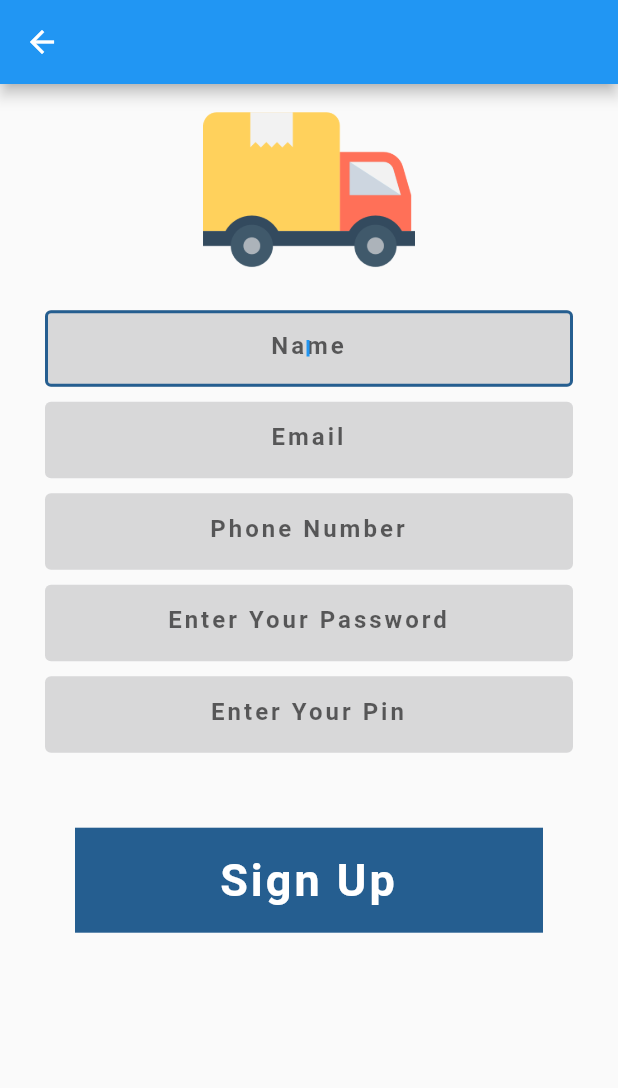
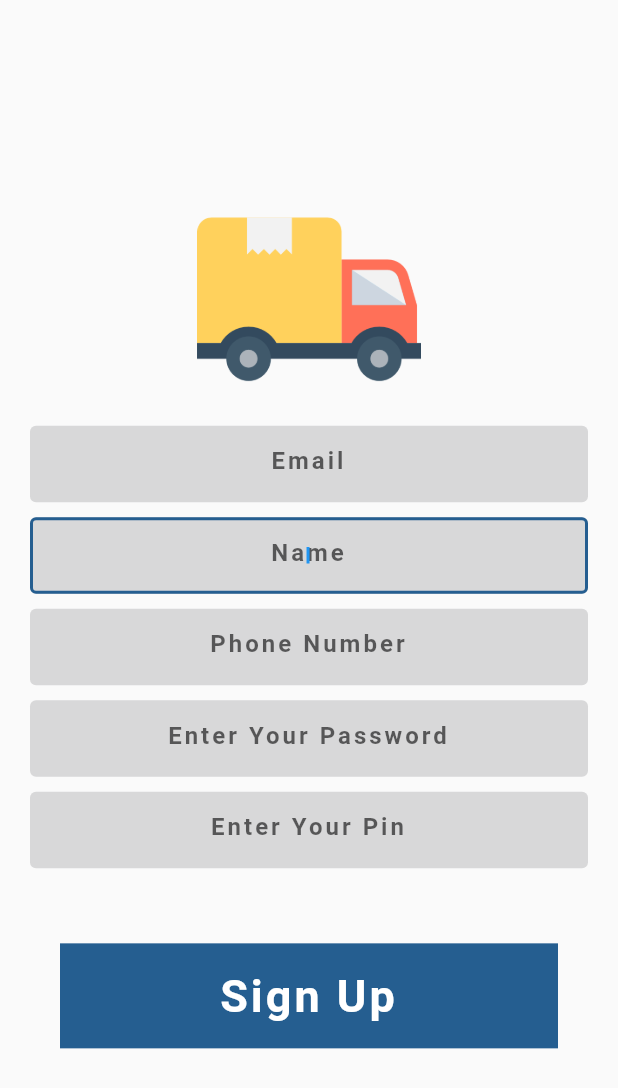
Before and after one commit to tiwariammit/Removals_flutter_apps, a Flutter app: the SignUpWidget screen opened directly, on a phone screen of 412 x 824 dp. Shown: the top 1088 px of the screen. Run offline on Flutter 3.47's test engine with Material 2 defaults, Android fonts, the phone set to English and light mode, and no system bars.

Commit message:
signUpwidget vertically centering issue fixed!!!

```diff
--- a/lib/LoginWithPinWidget.dart
+++ b/lib/LoginWithPinWidget.dart
@@ -20,9 +20,8 @@ class LoginWithPinWidgetState extends State<LoginWithPinWidget> {
   @override
   Widget build(BuildContext context) {
     return Scaffold(
-        // resizeToAvoidBottomInset: false,
         backgroundColor: removalBackgroundColor,
-        appBar: AppBar(),
+        // appBar: AppBar(),
         body: Column(
           crossAxisAlignment: CrossAxisAlignment.center,
           children: [
--- a/lib/SignUpWidget.dart
+++ b/lib/SignUpWidget.dart
@@ -33,24 +33,22 @@ class SignUpWidgetState extends State<SignUpWidget> {
   Widget build(BuildContext context) {
     return Scaffold(
       // resizeToAvoidBottomInset: false,
-      // backgroundColor: Colors.grey[900],
-      appBar: AppBar(
-
-      ),
-      body:
-      Padding(
-        padding: const EdgeInsets.fromLTRB(30, 0, 30, 0),
+      // appBar: AppBar(
+      //
+      // ),
+      body: Padding(
+        padding: const EdgeInsets.fromLTRB(20, 0, 20, 0),
+        child: Center(
           child: SingleChildScrollView(
             child: Column(
-            // mainAxisAlignment: AxisDirection.,
               crossAxisAlignment: CrossAxisAlignment.stretch,
               children: [
                 AspectRatio(aspectRatio: 2.5/1,
                 child: Image.asset("assets/image/deliveryTruck.png"),
                     ),
 
+                RemovalTextField(emailTEC, false, textfieldFillColor, buttonColor, email),
                 RemovalTextField(nameTEC, true, textfieldFillColor, buttonColor, name),
-              RemovalTextField(emailTEC, false, textfieldFillColor, buttonColor, email),
                 RemovalTextField(phoneTEC, false, textfieldFillColor, buttonColor, phone),
                 RemovalTextField(passwordTEC, false, textfieldFillColor, buttonColor, password),
                 RemovalTextField(pinTEC, false, textfieldFillColor, buttonColor, pin),
@@ -64,6 +62,7 @@ class SignUpWidgetState extends State<SignUpWidget> {
             ),
           ),
         ),
+      ),
     );
   }
 }
--- a/lib/main.dart
+++ b/lib/main.dart
@@ -29,9 +29,6 @@ class HomeWidgetState extends State<HomeWidget> {
   @override
   Widget build(BuildContext context) {
     return Scaffold(
-      // appBar: AppBar(
-      //
-      // ),
       body: Padding(
           padding: const EdgeInsets.fromLTRB(30, 0, 30, 0),
           child: Column(
```
Lines whose indentation alone changed are shown as unchanged.
